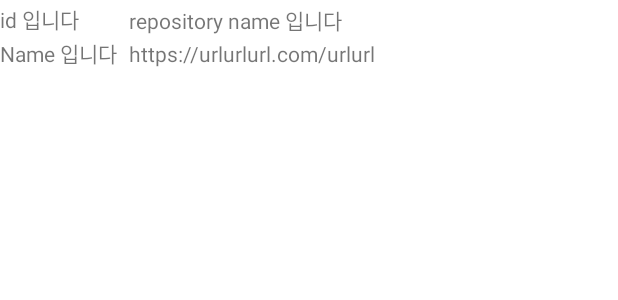
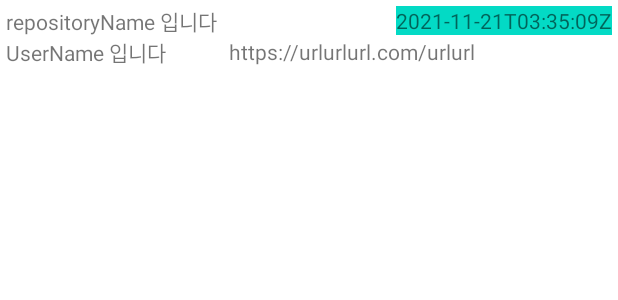
Before and after one commit to sk392/GitTestRepository, an Android app: the layout item_main_repository.xml on its own in the app's theme, with its tools: preview values and no code run, on a phone screen of 412 x 824 dp. Shown: the top 300 px of the screen. Run offline under Robolectric (Android 15) with nearby library versions, the phone set to English and light mode, and no system bars.

Commit message:
#10- 업데이트 시간과 포크수, 스타수를 노출할 수 있도록 UI 변경

```diff
--- a/app/src/main/java/com/example/gittestapplication/ui/model/RepositoryUIModel.kt
+++ b/app/src/main/java/com/example/gittestapplication/ui/model/RepositoryUIModel.kt
@@ -8,7 +8,10 @@ data class RepositoryUIModel(
     val repositoryName: String,
     val userId: Int,
     val userName: String,
-    val userUrl: String
+    val userUrl: String,
+    val updateAt: String,
+    val starCount: Int,
+    val forkCount: Int
 ) {
     val tabRepository = Tap.Repository(repositoryUrl)
 
@@ -23,5 +26,8 @@ fun Repository.toUIModel() = RepositoryUIModel(
     repositoryName = name,
     userId = owner.id,
     userName = owner.login,
-    userUrl = owner.url
+    userUrl = owner.url,
+    updateAt = updatedAt ?: "",
+    starCount = stargazersCount ?: 0,
+    forkCount = forksCount ?: 0
 )
--- a/app/src/main/res/layout/item_main_repository.xml
+++ b/app/src/main/res/layout/item_main_repository.xml
@@ -5,6 +5,7 @@
     xmlns:tools="http://schemas.android.com/tools">
 
     <data>
+
         <variable
             name="vm"
             type="com.example.gittestapplication.ui.model.RepositoryUIModel" />
@@ -17,17 +18,18 @@
     <androidx.constraintlayout.widget.ConstraintLayout
         android:layout_width="match_parent"
         android:layout_height="@dimen/item_repository_height"
+        android:padding="@dimen/item_repository_default_padding"
         android:onClick="@{(view) -> presenter.onClick(view, vm.tabRepository)}">
 
         <TextView
-            android:id="@+id/id"
+            android:id="@+id/repository_name"
             android:layout_width="wrap_content"
             android:layout_height="wrap_content"
-            android:text="@{String.valueOf(vm.userId)}"
+            android:text="@{String.valueOf(vm.repositoryName)}"
             app:layout_constraintBottom_toTopOf="@id/name"
             app:layout_constraintStart_toStartOf="parent"
             app:layout_constraintTop_toTopOf="parent"
-            tools:text="id 입니다" />
+            tools:text="repositoryName 입니다" />
 
         <TextView
             android:id="@+id/name"
@@ -36,8 +38,8 @@
             android:text="@{vm.userName}"
             app:layout_constraintBottom_toBottomOf="parent"
             app:layout_constraintStart_toStartOf="parent"
-            app:layout_constraintTop_toBottomOf="@id/id"
-            tools:text="Name 입니다" />
+            app:layout_constraintTop_toBottomOf="@id/repository_name"
+            tools:text="UserName 입니다" />
 
         <androidx.constraintlayout.widget.Barrier
             android:id="@+id/title_barrier"
@@ -45,27 +47,38 @@
             android:layout_height="wrap_content"
             app:barrierDirection="end"
             app:barrierMargin="@dimen/item_repository_title_margin"
-            app:constraint_referenced_ids="id,name" />
-
-        <TextView
-            android:id="@+id/repository_name"
-            android:layout_width="wrap_content"
-            android:layout_height="wrap_content"
-            android:text="@{vm.repositoryName}"
-            app:layout_constraintBottom_toTopOf="@id/repository_url"
-            app:layout_constraintStart_toStartOf="@id/title_barrier"
-            app:layout_constraintTop_toTopOf="parent"
-            tools:text="repository name 입니다" />
+            app:constraint_referenced_ids="repository_name,name" />
 
         <TextView
             android:id="@+id/repository_url"
+            android:layout_width="0dp"
+            android:layout_height="wrap_content"
+            android:text="@{vm.repositoryUrl}"
+            android:maxLines="1"
+            android:singleLine="true"
+            android:ellipsize="end"
+            app:layout_constraintBottom_toBottomOf="parent"
+            app:layout_constraintStart_toStartOf="@id/title_barrier"
+            app:layout_constraintEnd_toEndOf="@id/extra_info"
+            tools:text="https://urlurlurl.com/urlurl" />
+
+        <TextView
             android:layout_width="wrap_content"
             android:layout_height="wrap_content"
-            android:text="@{vm.repositoryUrl}"
+            android:text="@{vm.updateAt}"
+            android:background="@color/teal_200"
+            app:layout_constraintEnd_toEndOf="parent"
+            app:layout_constraintTop_toTopOf="parent"
+            tools:text="2021-11-21T03:35:09Z"/>
+
+        <TextView
+            android:id="@+id/extra_info"
+            android:layout_width="wrap_content"
+            android:layout_height="wrap_content"
+            app:extra_info="@{vm}"
+            app:layout_constraintStart_toEndOf="@id/repository_url"
             app:layout_constraintBottom_toBottomOf="parent"
-            app:layout_constraintStart_toStartOf="@id/title_barrier"
-            app:layout_constraintTop_toBottomOf="@id/repository_name"
-            tools:text="https://urlurlurl.com/urlurl" />
+            app:layout_constraintEnd_toEndOf="parent" />
 
 
     </androidx.constraintlayout.widget.ConstraintLayout>
--- a/app/src/main/res/values/dimen.xml
+++ b/app/src/main/res/values/dimen.xml
@@ -5,6 +5,7 @@
     <dimen name="search_result_margin_top">8dp</dimen>
 
     <dimen name="item_repository_height">48dp</dimen>
+    <dimen name="item_repository_default_padding">4dp</dimen>
     <dimen name="item_repository_title_margin">8dp</dimen>
 
 </resources>
--- a/app/src/main/res/values/strings.xml
+++ b/app/src/main/res/values/strings.xml
@@ -1,4 +1,5 @@
 <resources>
     <string name="app_name">GitTestApplication</string>
     <string name="text_search">검색</string>
+    <string name="repository_extra_info">forks : %1$d, stars : %2$d</string>
 </resources>
```
